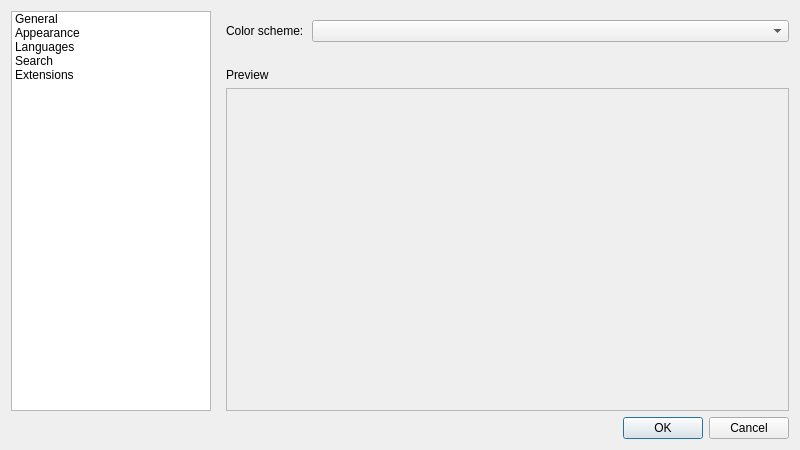
First picture: the form in src/ui/frmpreferences.ui, repository OpenNingia/notepadqq, before the edit.
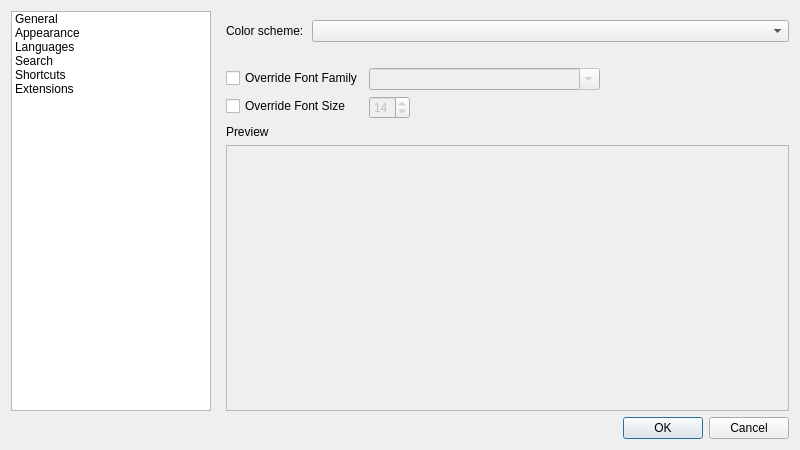
Second picture: the form after the edit. The open tabs and pages were chosen to show the change. Icons and pictures are not drawn.

```diff
--- a/src/ui/frmpreferences.ui
+++ b/src/ui/frmpreferences.ui
@@ -71,6 +71,11 @@
          <string>Search</string>
         </property>
        </item>
+       <item>
+        <property name="text">
+         <string>Shortcuts</string>
+        </property>
+       </item>
        <item>
         <property name="text">
          <string>Extensions</string>
@@ -124,7 +129,7 @@
         </layout>
        </widget>
        <widget class="QWidget" name="page_3">
-        <layout class="QVBoxLayout" name="verticalLayout_8" stretch="0,0,1">
+        <layout class="QVBoxLayout" name="verticalLayout_8" stretch="0,0,0,1">
          <property name="leftMargin">
           <number>9</number>
          </property>
@@ -183,6 +188,62 @@
            </item>
           </layout>
          </item>
+         <item>
+          <layout class="QFormLayout" name="formLayout_3">
+           <item row="0" column="0">
+            <widget class="QCheckBox" name="chkOverrideFontFamily">
+             <property name="text">
+              <string>Override Font Family</string>
+             </property>
+            </widget>
+           </item>
+           <item row="0" column="1">
+            <widget class="QFontComboBox" name="cmbFontFamilies">
+             <property name="enabled">
+              <bool>false</bool>
+             </property>
+             <property name="sizePolicy">
+              <sizepolicy hsizetype="Fixed" vsizetype="Fixed">
+               <horstretch>0</horstretch>
+               <verstretch>0</verstretch>
+              </sizepolicy>
+             </property>
+             <property name="currentIndex">
+              <number>-1</number>
+             </property>
+            </widget>
+           </item>
+           <item row="1" column="0">
+            <widget class="QCheckBox" name="chkOverrideFontSize">
+             <property name="text">
+              <string>Override Font Size</string>
+             </property>
+            </widget>
+           </item>
+           <item row="1" column="1">
+            <widget class="QSpinBox" name="spnFontSize">
+             <property name="enabled">
+              <bool>false</bool>
+             </property>
+             <property name="sizePolicy">
+              <sizepolicy hsizetype="Fixed" vsizetype="Fixed">
+               <horstretch>0</horstretch>
+               <verstretch>0</verstretch>
+              </sizepolicy>
+             </property>
+             <property name="minimum">
+              <number>6</number>
+             </property>
+             <property name="maximum">
+              <number>28</number>
+             </property>
+             <property name="value">
+              <number>14</number>
+             </property>
+            </widget>
+           </item>
+          </layout>
+         </item>
          <item>
           <widget class="QLabel" name="label_3">
            <property name="text">
```
Left out of the diff: 24 changed lines with no effect on the pictures.
